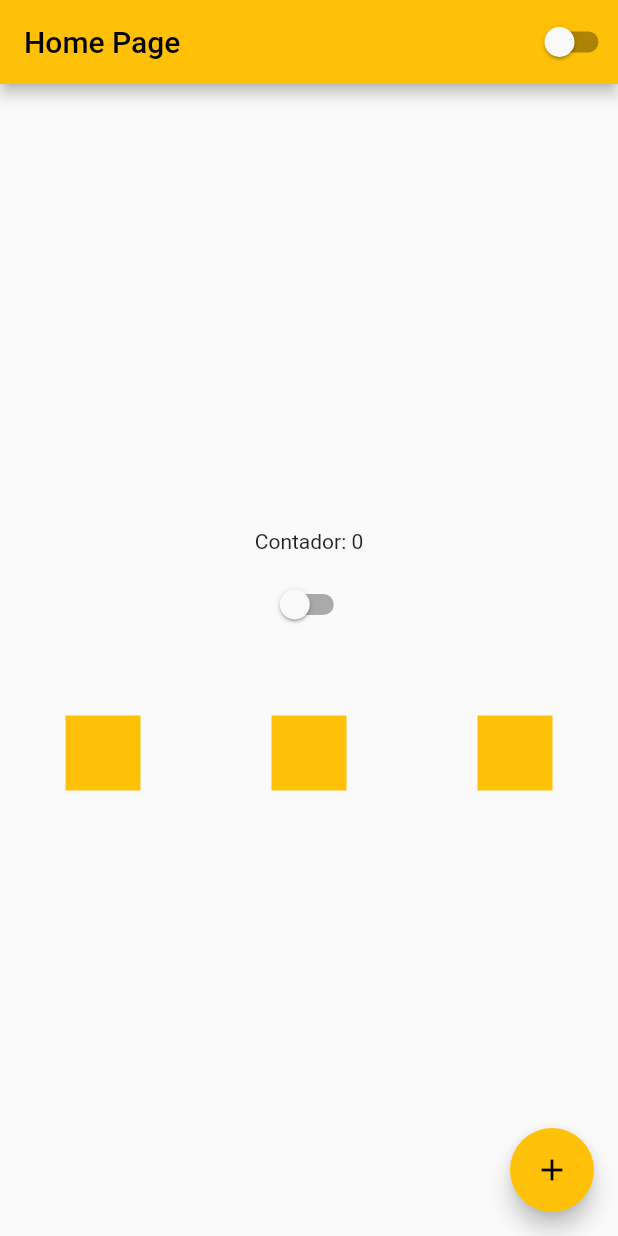
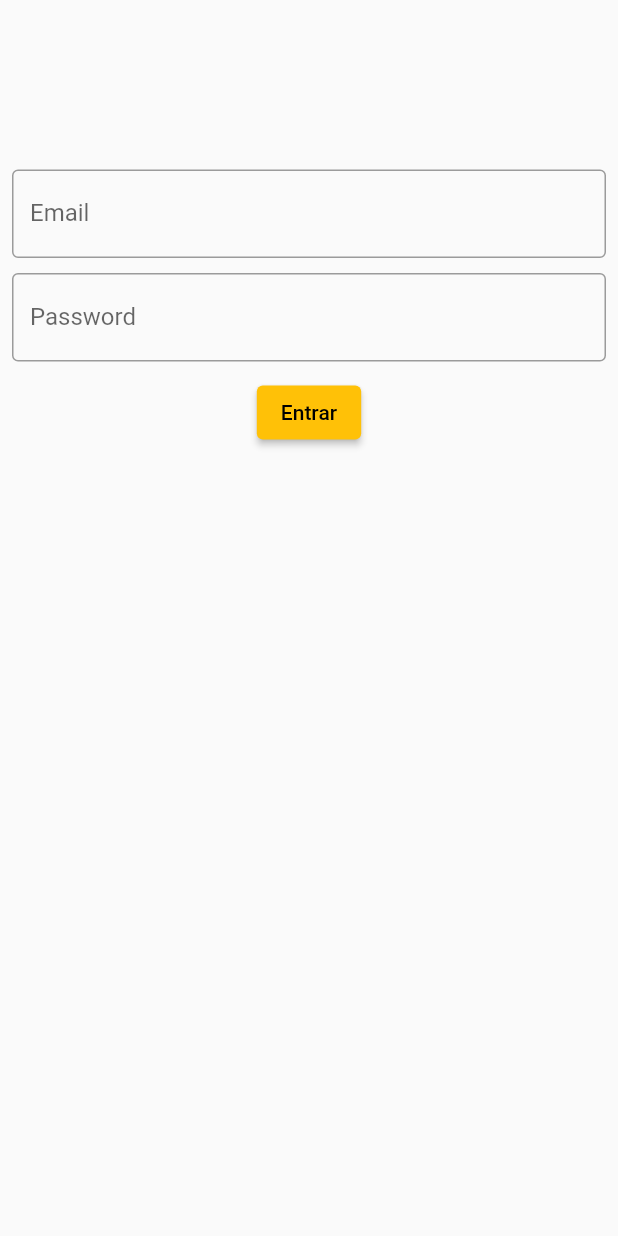
Before and after one commit to brandao-rafael/learning-flutter, a Flutter app: the screen it shows after launch, on a phone screen of 412 x 824 dp. Run offline on Flutter 3.47's test engine with Material 2 defaults, Android fonts, the phone set to English and light mode, and no system bars.

Commit message:
feat: login page

```diff
--- a/dia-1/hello_world/lib/app_widget.dart
+++ b/dia-1/hello_world/lib/app_widget.dart
@@ -1,7 +1,6 @@
 import 'package:flutter/material.dart';
 import 'package:hello_world/app_controller.dart';
-
-import 'home_page.dart';
+import 'package:hello_world/login_page.dart';
 
 
 class AppWidget extends StatelessWidget {
@@ -19,7 +18,7 @@ class AppWidget extends StatelessWidget {
           primarySwatch: Colors.amber,
           brightness: AppController.instance.isDarkTheme ? Brightness.dark : Brightness.light,
           ),
-          home: HomePage(),
+          home: const LoginPage(),
         );
       }));
   }
--- /dev/null
+++ b/dia-1/hello_world/lib/login_page.dart
@@ -0,0 +1,62 @@
+import 'package:flutter/material.dart';
+
+class LoginPage extends StatefulWidget {
+  const LoginPage({super.key});
+
+  @override
+  State<LoginPage> createState() => _LoginPageState();
+}
+
+class _LoginPageState extends State<LoginPage> {
+  String email = '';
+  String password = '';
+
+  @override
+  Widget build(BuildContext context) {
+    return Scaffold(
+      body: SingleChildScrollView(
+        child: SizedBox(
+          width: MediaQuery.of(context).size.width,
+          height: MediaQuery.of(context).size.width,
+          child: Padding(
+            padding: const EdgeInsets.all(8.0),
+            child: Column(mainAxisAlignment: MainAxisAlignment.center, children: [
+              TextField(
+                onChanged: (text) {
+                  email = text;
+                },
+                keyboardType: TextInputType.emailAddress,
+                decoration: const InputDecoration(
+                  labelText: "Email",
+                  border: OutlineInputBorder(),
+                ),
+              ),
+              Container(height: 10),
+              TextField(
+                onChanged: (text) {
+                  password = text;
+                },
+                obscureText: true,
+                decoration: const InputDecoration(
+                  labelText: "Password",
+                  border: OutlineInputBorder(),
+                ),
+              ),
+              Container(height: 10),
+              ElevatedButton(
+                  onPressed: () {
+                    if (email == 'rafaelbrandao1992@gmail.com' &&
+                        password == '123456789') {
+                      print('Correto');
+                    } else {
+                      print('Login invalido');
+                    }
+                  },
+                  child: const Text('Entrar')),
+            ]),
+          ),
+        ),
+      ),
+    );
+  }
+}
```
